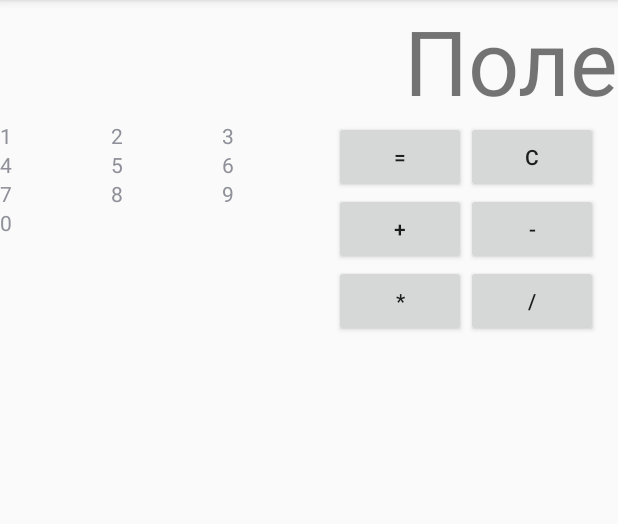
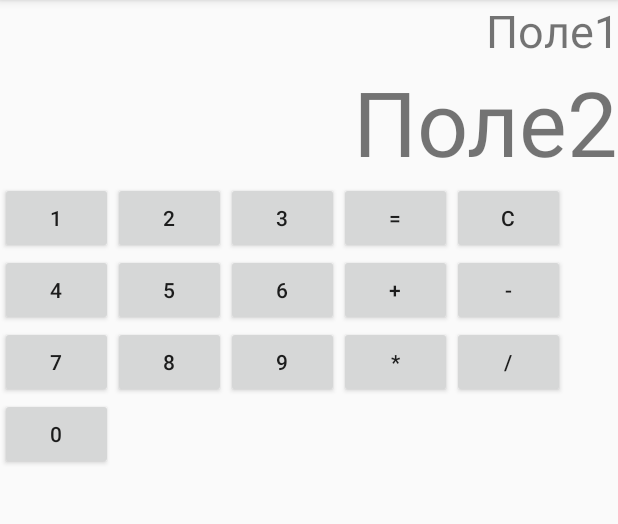
Before and after one commit to Ayroot/calculator, an Android app: the screen it shows after launch (MainActivity), on a phone screen of 412 x 824 dp, the part 84-608 px from its top. Run offline under Robolectric (Android 15) with nearby library versions, the phone set to English and light mode, and no system bars.

Commit message:
Изменено

```diff
--- a/Calculator/app/src/main/java/com/ayroot/calculator/MainActivity.java
+++ b/Calculator/app/src/main/java/com/ayroot/calculator/MainActivity.java
@@ -2,28 +2,38 @@ package com.ayroot.calculator;
 
 import android.support.v7.app.AppCompatActivity;
 import android.view.View;
-import android.widget.AdapterView;
-import android.widget.AdapterView.OnItemClickListener;
+/*import android.widget.AdapterView;
+import android.widget.AdapterView.OnItemClickListener;*/
 import android.widget.GridLayout;
-import android.widget.GridView;
+//import android.widget.GridView;
 import android.widget.TextView;
 import android.os.Bundle;
 
-public class MainActivity extends AppCompatActivity implements AdapterView.OnItemSelectedListener {
+import static com.ayroot.calculator.R.id.div;
+import static com.ayroot.calculator.R.id.mlp;
+import static com.ayroot.calculator.R.id.num;
+import static com.ayroot.calculator.R.id.operation;
+import static com.ayroot.calculator.R.id.p1;
+import static com.ayroot.calculator.R.id.p2;
+import static com.ayroot.calculator.R.id.res;
+import static com.ayroot.calculator.R.id.sub;
+import static com.ayroot.calculator.R.string.C;
+import static com.ayroot.calculator.R.string.result;
+import static com.ayroot.calculator.R.string.sum;
 
-    private TextView calc;
-    private DataAdapter num;
-    private GridLayout operation;
-    int n1, n2, flag;
-    double results;
+public class MainActivity extends AppCompatActivity //implements AdapterView.OnItemSelectedListener
+{
+    private TextView p1;
+    private TextView p2;
+    int n1=0, n2=0;
+    double results=0;
 
     @Override
     protected void onCreate(Bundle savedInstanceState) {
         super.onCreate(savedInstanceState);
         setContentView(R.layout.activity_main);
 
-        calc = (TextView) findViewById(R.id.info);
-        final GridView g = (GridView) findViewById(R.id.gridView);
+        /*final GridView g = (GridView) findViewById(R.id.gridView);
         num = new DataAdapter(getApplicationContext(),
                 android.R.layout.simple_list_item_1);
         g.setAdapter(num);
@@ -33,43 +43,64 @@ public class MainActivity extends AppCompatActivity implements AdapterView.OnIte
             public void onItemClick(AdapterView<?> parent, View view, int position, long id) {
                 calc.setText(num.getItem(position));
             }
-        });
-        operation = (GridLayout) findViewById(R.id.operation);
+        });*/
+        p1 = (TextView) findViewById(R.id.p1);
+        p2 = (TextView) findViewById(R.id.p2);
+        GridLayout number = (GridLayout) findViewById(R.id.num);
+        GridLayout operation = (GridLayout) findViewById(R.id.operation);
         for (int i = 0; i < operation.getChildCount(); i++){
-            View view = operation.getChildAt(i);
-            view.setOnClickListener(clickListener);
+            View view1 = operation.getChildAt(i);
+            View view2 = number.getChildAt(i);
+            view1.setOnClickListener(clickListener);
+            view2.setOnClickListener(clickListener);
         }
 
     }
-    private void ClickNumber(int numb, Object equals){
-        if(calc.equals(operation)){
-            n1 = n1*10 + numb;
-            calc.setText(Integer.toString(n1));
-        }else{
-            n2 = n2*10 + numb;
-            calc.setText(Integer.toString(n2));
-        }
-    }
-
-
 
     private View.OnClickListener clickListener= new View.OnClickListener() {
         @Override
         public void onClick(View v){
-            calc.setText(v.getTag().toString());
+            p2.setText(v.getTag().toString());
+            if (Integer.parseInt(String.valueOf(p2)) == operation){
+                p1.setText(p2.getText());
+                n1 = Integer.parseInt(String.valueOf(p1));
+                p2.setText(n2);
+                n2 = Integer.parseInt(p2.getText().toString())*10;
+            }else {
+                n1 = Integer.parseInt(p2.getText().toString())*10;
+            }
             switch (v.getId()){
-                case R.id.res:
+                case C:
+                    p2.setText("0");
+                    p1.setText(" ");
+                case  res:
+                    switch (v.getId()){
+                        case sum:
+                            results = n1 + n2;
+                            break;
+                        case sub:
+                            results = n1 - n2;
+                            break;
+                        case mlp:
+                            results = n1 * n2;
+                            break;
+                        case div:
+                            results = n1 / n2;
+                            break;
+                    }
+                    break;
             }
+            p1.setText(result);
         }
     };
 
-    @Override
+   /* @Override
     public void onItemSelected(AdapterView<?> parent, View v, int position, long id) {
         calc.setText(num.getItem(position));
     }
 
     @Override
     public void onNothingSelected(AdapterView<?> parent) {
-        calc.setText(Integer.toString(n1));
-    }
+        calc.setText(Integer.toString(calc));
+    }*/
 }
--- a/Calculator/app/src/main/res/layout/activity_main.xml
+++ b/Calculator/app/src/main/res/layout/activity_main.xml
@@ -6,45 +6,127 @@
     tools:context="com.ayroot.calculator.MainActivity"
     android:orientation="vertical">
     <TextView
-        android:id="@+id/info"
+        android:id="@+id/p1"
+        android:layout_width="match_parent"
+        android:layout_height="wrap_content"
+        android:textAlignment="textEnd"
+        android:gravity="end"
+        android:textSize="30sp"
+        android:text="Поле1" />
+    <TextView
+        android:layout_below="@+id/p1"
+        android:id="@+id/p2"
         android:layout_width="match_parent"
         android:layout_height="wrap_content"
         android:textAlignment="textEnd"
         android:gravity="end"
         android:textSize="60sp"
-        android:text="Поле" />
+        android:text="Поле2" />
 
     <LinearLayout
         android:layout_width="match_parent"
         android:layout_height="wrap_content"
         android:orientation="horizontal"
-        android:layout_below="@+id/info">
-        <GridView
+        android:layout_below="@+id/p2"
+        android:weightSum="1">
+       <!-- <GridView
             android:id="@+id/gridView"
             android:layout_width="0dp"
             android:layout_height="match_parent"
             android:layout_weight="1"
             android:numColumns="3">
-        </GridView>
+        </GridView> -->
+        <GridLayout
+            android:id="@+id/num"
+            android:layout_width="wrap_content"
+            android:layout_height="match_parent"
+            android:columnCount="3">
+            <Button
+                android:layout_width="75dp"
+                android:text="@string/one"
+                android:tag="1"
+                android:id="@+id/one"/>
+            <Button
+                android:layout_width="75dp"
+                android:text="@string/two"
+                android:tag="2"
+                android:id="@+id/two"/>
+            <Button
+                android:layout_width="75dp"
+                android:text="@string/three"
+                android:tag="3"
+                android:id="@+id/three"/>
+            <Button
+                android:layout_width="75dp"
+                android:text="@string/four"
+                android:tag="4"
+                android:id="@+id/four"/>
+            <Button
+                android:layout_width="75dp"
+                android:text="@string/five"
+                android:tag="5"
+                android:id="@+id/five"/>
+            <Button
+                android:layout_width="75dp"
+                android:text="@string/six"
+                android:tag="6"
+                android:id="@+id/six"/>
+            <Button
+                android:layout_width="75dp"
+                android:text="@string/seven"
+                android:tag="7"
+                android:id="@+id/seven"/>
+            <Button
+                android:layout_width="75dp"
+                android:text="@string/eight"
+                android:tag="8"
+                android:id="@+id/eight"/>
+            <Button
+                android:layout_width="75dp"
+                android:text="@string/nine"
+                android:tag="9"
+                android:id="@+id/nine"/>
+            <Button
+                android:layout_width="75dp"
+                android:text="@string/nul"
+                android:tag="0"
+                android:id="@+id/nul"/>
+        </GridLayout>
         <GridLayout
             android:id="@+id/operation"
-            android:layout_width="0dp"
-            android:layout_height="wrap_content"
-            android:layout_weight="0.85"
+            android:layout_width="match_parent"
+            android:layout_height="match_parent"
             android:columnCount="2">
-            <Button android:text="@string/result"
-                android:tag="="
+            <!--android:layout_weight="0.85"-->
+            <Button
                 android:id="@+id/res"
-                />
-            <Button android:text="@string/clean"
-                android:tag="C"/>
-            <Button android:text="@string/sum"
+                android:layout_width="75dp"
+                android:text="@string/result"
+                android:tag="=" />
+            <Button
+                android:id="@+id/clean"
+                android:layout_width="75dp"
+                android:text="@string/C"
+                android:tag="C" />
+            <Button
+                android:id="@+id/sum"
+                android:layout_width="75dp"
+                android:text="@string/sum"
                 android:tag="+"/>
-            <Button android:text="@string/sub"
+            <Button
+                android:id="@+id/sub"
+                android:layout_width="75dp"
+                android:text="@string/sub"
                 android:tag="-"/>
-            <Button android:text="@string/mlp"
+            <Button
+                android:id="@+id/mlp"
+                android:layout_width="75dp"
+                android:text="@string/mlp"
                 android:tag="*"/>
-            <Button android:text="@string/div"
+            <Button
+                android:id="@+id/div"
+                android:layout_width="75dp"
+                android:text="@string/div"
                 android:tag="/"/>
         </GridLayout>
     </LinearLayout>
--- a/Calculator/app/src/main/res/values/strings.xml
+++ b/Calculator/app/src/main/res/values/strings.xml
@@ -5,5 +5,15 @@
     <string name="sum">+</string>
     <string name="mlp">*</string>
     <string name="result">=</string>
-    <string name="clean">C</string>
+    <string name="C">C</string>
+    <string name="one">1</string>
+    <string name="two">2</string>
+    <string name="three">3</string>
+    <string name="four">4</string>
+    <string name="five">5</string>
+    <string name="six">6</string>
+    <string name="seven">7</string>
+    <string name="eight">8</string>
+    <string name="nine">9</string>
+    <string name="nul">0</string>
 </resources>
```
